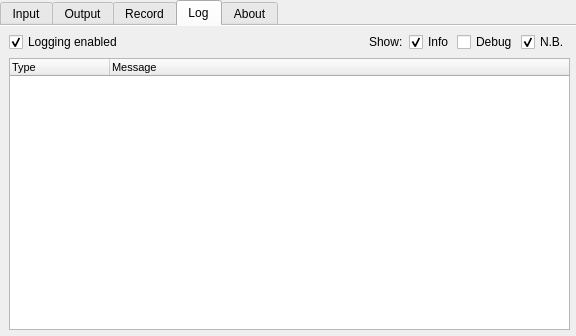
Before: the Qt Designer form src/display/qt/windows/ui/control_panel_window.ui in mrehkopf/vcs, drawn with Qt 5.
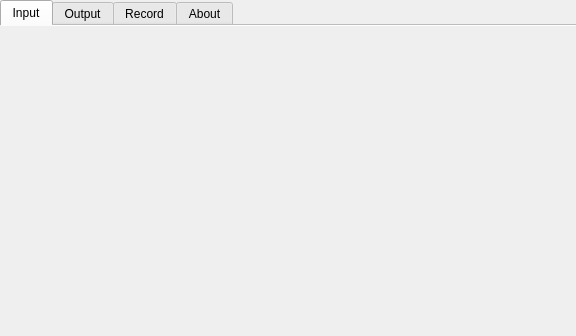
After: the same form once the commit is applied. The open tabs and pages were chosen to show the change.

Commit message:
GUI: Remove control panel's logging functionality
For now, I think it's best to limit logging to the terminal window,
alone, as this reduces both visual and code clutter in the control panel.

```diff
--- a/src/display/qt/windows/ui/control_panel_window.ui
+++ b/src/display/qt/windows/ui/control_panel_window.ui
@@ -112,137 +112,6 @@
        </property>
       </layout>
      </widget>
-     <widget class="QWidget" name="tab_log">
-      <attribute name="title">
-       <string>Log</string>
-      </attribute>
-      <layout class="QVBoxLayout" name="verticalLayout_2">
-       <property name="topMargin">
-        <number>6</number>
-       </property>
-       <property name="rightMargin">
-        <number>6</number>
-       </property>
-       <property name="bottomMargin">
-        <number>6</number>
-       </property>
-       <item>
-        <layout class="QHBoxLayout" name="horizontalLayout_2">
-         <item>
-          <widget class="QCheckBox" name="checkBox_logEnabled">
-           <property name="layoutDirection">
-            <enum>Qt::LeftToRight</enum>
-           </property>
-           <property name="text">
-            <string>Logging enabled</string>
-           </property>
-           <property name="checked">
-            <bool>true</bool>
-           </property>
-          </widget>
-         </item>
-         <item>
-          <spacer name="horizontalSpacer">
-           <property name="orientation">
-            <enum>Qt::Horizontal</enum>
-           </property>
-           <property name="sizeHint" stdset="0">
-            <size>
-             <width>40</width>
-             <height>20</height>
-            </size>
-           </property>
-          </spacer>
-         </item>
-         <item>
-          <widget class="QLabel" name="label">
-           <property name="text">
-            <string>Show:</string>
-           </property>
-          </widget>
-         </item>
-         <item>
-          <layout class="QHBoxLayout" name="horizontalLayout">
-           <property name="spacing">
-            <number>3</number>
-           </property>
-           <item>
-            <widget class="QCheckBox" name="checkBox_logInfo">
-             <property name="text">
-              <string>Info</string>
-             </property>
-             <property name="checked">
-              <bool>true</bool>
-             </property>
-            </widget>
-           </item>
-           <item>
-            <widget class="QCheckBox" name="checkBox_logDebug">
-             <property name="text">
-              <string>Debug</string>
-             </property>
-             <property name="checked">
-              <bool>false</bool>
-             </property>
-            </widget>
-           </item>
-           <item>
-            <widget class="QCheckBox" name="checkBox_logErrors">
-             <property name="text">
-              <string>N.B.</string>
-             </property>
-             <property name="checked">
-              <bool>true</bool>
-             </property>
-            </widget>
-           </item>
-          </layout>
-         </item>
-        </layout>
-       </item>
-       <item>
-        <widget class="QTreeWidget" name="treeWidget_logList">
-         <property name="font">
-          <font>
-           <family>MS Shell Dlg 2</family>
-           <pointsize>8</pointsize>
-          </font>
-         </property>
-         <property name="tabKeyNavigation">
-          <bool>false</bool>
-         </property>
-         <property name="alternatingRowColors">
-          <bool>false</bool>
-         </property>
-         <property name="selectionMode">
-          <enum>QAbstractItemView::SingleSelection</enum>
-         </property>
-         <property name="verticalScrollMode">
-          <enum>QAbstractItemView::ScrollPerItem</enum>
-         </property>
-         <property name="rootIsDecorated">
-          <bool>false</bool>
-         </property>
-         <property name="itemsExpandable">
-          <bool>false</bool>
-         </property>
-         <property name="sortingEnabled">
-          <bool>false</bool>
-         </property>
-         <column>
-          <property name="text">
-           <string>Type</string>
-          </property>
-         </column>
-         <column>
-          <property name="text">
-           <string>Message</string>
-          </property>
-         </column>
-        </widget>
-       </item>
-      </layout>
-     </widget>
      <widget class="QWidget" name="tab_about">
       <attribute name="title">
        <string>About</string>
```
Left out of the diff: 5 changed lines with no effect on the pictures. The commit also changes 5 other files.
